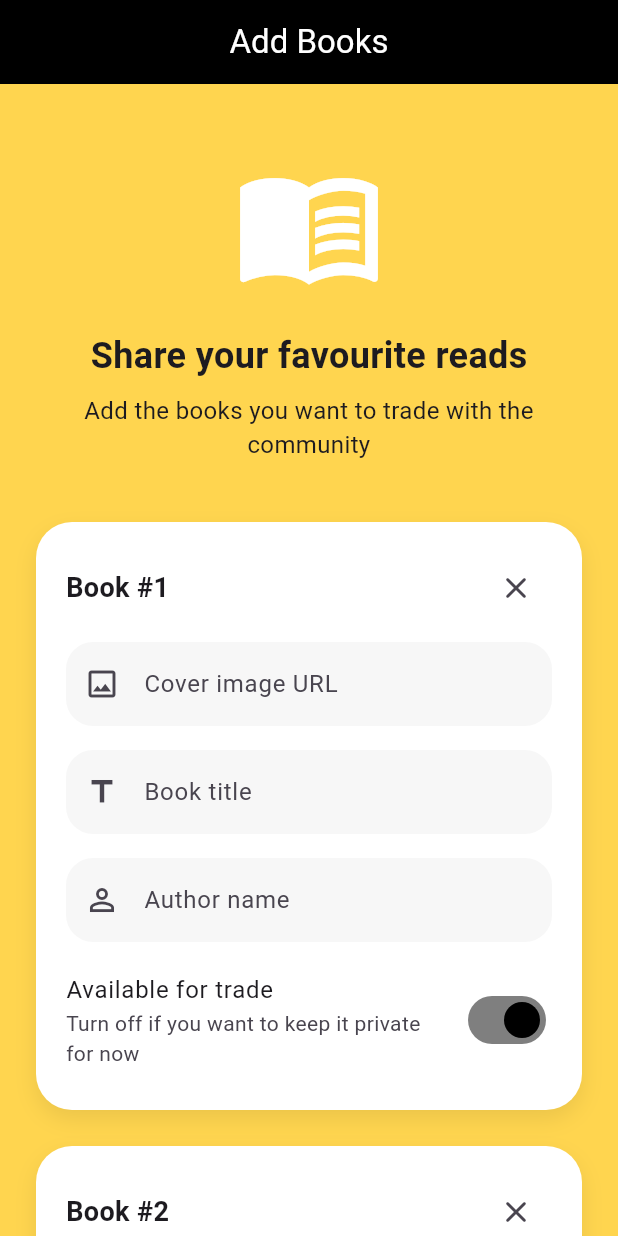
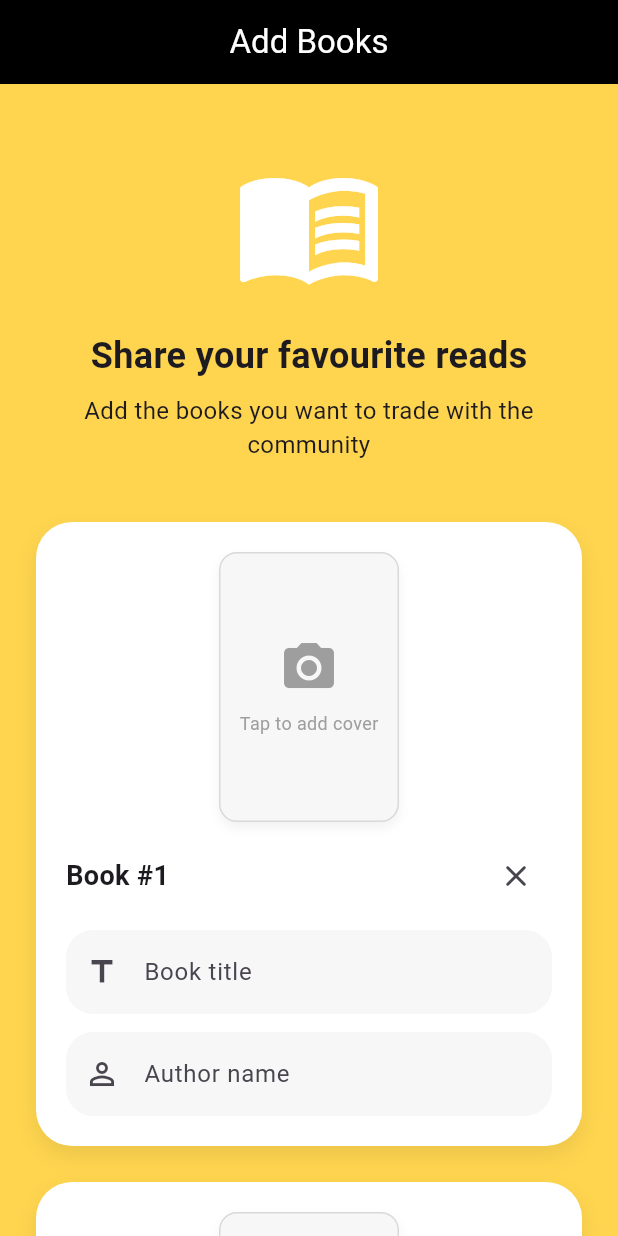
Before and after one commit to Serar13/bookLoop, a Flutter app: the AddBooksScreen screen opened by its route, after a tap on "Add another book", on a phone screen of 412 x 824 dp. Run offline on Flutter 3.47's test engine with Material 3 defaults, Android fonts, the phone set to English and light mode, and no system bars; our stand-ins replace equatable, firebase_auth, firebase_core, flutter_bloc, go_router, image_picker and 1 more; missing offline and left inert: google_mlkit_text_recognition; accounts and stored records are empty.

Commit message:
working on add books in app

```diff
--- a/lib/screens/add_books_screen.dart
+++ b/lib/screens/add_books_screen.dart
@@ -5,6 +5,9 @@ import 'package:firebase_auth/firebase_auth.dart';
 import 'package:flutter/material.dart';
 import 'package:flutter_bloc/flutter_bloc.dart';
 import 'package:go_router/go_router.dart';
+import 'dart:io';
+import 'package:image_picker/image_picker.dart';
+import 'package:google_mlkit_text_recognition/google_mlkit_text_recognition.dart';
 
 class AddBooksScreen extends StatefulWidget {
   const AddBooksScreen({super.key});
@@ -15,26 +18,24 @@ class AddBooksScreen extends StatefulWidget {
 
 class _BookEntryForm {
   _BookEntryForm()
-      : imageController = TextEditingController(),
-        titleController = TextEditingController(),
+      : titleController = TextEditingController(),
         authorController = TextEditingController();
 
-  final TextEditingController imageController;
   final TextEditingController titleController;
   final TextEditingController authorController;
-  bool availableForTrade = true;
+  File? imageFile;
 
   void dispose() {
-    imageController.dispose();
     titleController.dispose();
     authorController.dispose();
+    // No need to delete imageFile, just dereference.
   }
 
   void clear() {
-    imageController.clear();
     titleController.clear();
     authorController.clear();
-    availableForTrade = true;
+    // Optionally, also clear imageFile if needed.
+    // imageFile = null;
   }
 }
 
@@ -98,14 +99,11 @@ class _AddBooksScreenState extends State<AddBooksScreen> {
       for (final entry in _bookEntries) {
         final title = entry.titleController.text.trim();
         final author = entry.authorController.text.trim();
-        final imageUrl = entry.imageController.text.trim();
 
         await context.read<AuthenticationRepository>().addBook(
           uid: user.uid,
           title: title,
           author: author,
-          imageUrl: imageUrl.isEmpty ? null : imageUrl,
-          availableForTrade: entry.availableForTrade,
         );
       }
 
@@ -199,11 +197,6 @@ class _AddBooksScreenState extends State<AddBooksScreen> {
                   onRemove: _bookEntries.length > 1
                       ? () => _removeBookEntry(index)
                       : null,
-                  onAvailabilityChanged: (value) {
-                    setState(() {
-                      entry.availableForTrade = value;
-                    });
-                  },
                 ),
               );
             }),
@@ -250,18 +243,114 @@ class _AddBooksScreenState extends State<AddBooksScreen> {
   }
 }
 
-class _BookEntryCard extends StatelessWidget {
+class _BookEntryCard extends StatefulWidget {
   const _BookEntryCard({
     required this.entry,
     required this.index,
-    required this.onAvailabilityChanged,
     this.onRemove,
   });
 
   final _BookEntryForm entry;
   final int index;
   final VoidCallback? onRemove;
-  final ValueChanged<bool> onAvailabilityChanged;
+
+  @override
+  State<_BookEntryCard> createState() => _BookEntryCardState();
+}
+
+class _BookEntryCardState extends State<_BookEntryCard> {
+  final ImagePicker _picker = ImagePicker();
+
+  Future<void> _extractBookInfo(File imageFile) async {
+    try {
+      print('DEBUG: Starting OCR extraction for file: ${imageFile.path}');
+
+      final inputImage = InputImage.fromFile(imageFile);
+      final textRecognizer = TextRecognizer();
+      final RecognizedText recognizedText = await textRecognizer.processImage(inputImage);
+
+      print('DEBUG: OCR raw text:\n${recognizedText.text}');
+
+      final text = recognizedText.text;
+      final lines = text.split('\n').where((l) => l.trim().isNotEmpty).toList();
+
+      print('DEBUG: Lines detected: ${lines.length}');
+      for (var i = 0; i < lines.length; i++) {
+        print('DEBUG: Line $i => "${lines[i]}"');
+      }
+
+      if (lines.isNotEmpty) {
+        setState(() {
+          widget.entry.titleController.text = lines.first;
+          if (lines.length > 1) {
+            widget.entry.authorController.text = lines.last;
+          }
+        });
+        print('DEBUG: Assigned title="${widget.entry.titleController.text}", author="${widget.entry.authorController.text}"');
+      } else {
+        print('DEBUG: No text lines detected.');
+      }
+
+      await textRecognizer.close();
+      print('DEBUG: TextRecognizer closed.');
+    } catch (e, stack) {
+      print('ERROR: Exception during OCR extraction: $e');
+      print(stack);
+    }
+  }
+
+  Future<void> _pickImage() async {
+    print('DEBUG: Cover tapped');
+    showModalBottomSheet(
+      context: context,
+      shape: const RoundedRectangleBorder(
+        borderRadius: BorderRadius.vertical(top: Radius.circular(20)),
+      ),
+      builder: (context) {
+        return SafeArea(
+          child: Column(
+            mainAxisSize: MainAxisSize.min,
+            children: [
+              ListTile(
+                leading: const Icon(Icons.camera_alt),
+                title: const Text('Take a photo'),
+                onTap: () async {
+                  final picked = await _picker.pickImage(source: ImageSource.camera);
+                  if (picked != null) {
+                    print('DEBUG: Camera image picked: ${picked.path}');
+                    setState(() {
+                      widget.entry.imageFile = File(picked.path);
+                    });
+                    print('DEBUG: Calling _extractBookInfo...');
+                    await _extractBookInfo(File(picked.path));
+                  }
+                  if (mounted) {
+                    Future.microtask(() => Navigator.pop(context));
+                  }
+                },
+              ),
+              ListTile(
+                leading: const Icon(Icons.photo_library),
+                title: const Text('Choose from gallery'),
+                onTap: () async {
+                  final picked = await _picker.pickImage(source: ImageSource.gallery);
+                  if (picked != null) {
+                    print('DEBUG: Gallery image picked: ${picked.path}');
+                    setState(() {
+                      widget.entry.imageFile = File(picked.path);
+                    });
+                    print('DEBUG: Calling _extractBookInfo...');
+                    await _extractBookInfo(File(picked.path));
+                  }
+                  if (mounted) Navigator.pop(context);
+                },
+              ),
+            ],
+          ),
+        );
+      },
+    );
+  }
 
   @override
   Widget build(BuildContext context) {
@@ -279,21 +368,68 @@ class _BookEntryCard extends StatelessWidget {
       ),
       padding: const EdgeInsets.all(20),
       child: Column(
-        crossAxisAlignment: CrossAxisAlignment.start,
+        crossAxisAlignment: CrossAxisAlignment.center,
         children: [
+          InkWell(
+            onTap: _pickImage,
+            borderRadius: BorderRadius.circular(12),
+            child: Container(
+              width: 120,
+              height: 180,
+              decoration: BoxDecoration(
+                color: const Color(0xFFF7F7F7),
+                borderRadius: BorderRadius.circular(12),
+                border: Border.all(color: Colors.black12),
+                boxShadow: [
+                  BoxShadow(
+                    color: Colors.black.withOpacity(0.05),
+                    blurRadius: 6,
+                    offset: const Offset(0, 4),
+                  ),
+                ],
+              ),
+              child: widget.entry.imageFile != null
+                  ? ClipRRect(
+                      borderRadius: BorderRadius.circular(12),
+                      child: Image.file(
+                        widget.entry.imageFile!,
+                        width: 120,
+                        height: 180,
+                        fit: BoxFit.cover,
+                      ),
+                    )
+                  : const Center(
+                      child: Column(
+                        mainAxisSize: MainAxisSize.min,
+                        children: [
+                          Icon(Icons.camera_alt, size: 40, color: Colors.grey),
+                          SizedBox(height: 8),
+                          Text(
+                            'Tap to add cover',
+                            style: TextStyle(
+                              color: Colors.grey,
+                              fontSize: 12,
+                            ),
+                          ),
+                        ],
+                      ),
+                    ),
+            ),
+          ),
+          const SizedBox(height: 12),
           Row(
             children: [
               Text(
-                'Book #${index + 1}',
+                'Book #${widget.index + 1}',
                 style: const TextStyle(
                   fontSize: 18,
                   fontWeight: FontWeight.w600,
                 ),
               ),
               const Spacer(),
-              if (onRemove != null)
+              if (widget.onRemove != null)
                 IconButton(
-                  onPressed: onRemove,
+                  onPressed: widget.onRemove,
                   icon: const Icon(Icons.close_rounded),
                   tooltip: 'Remove book',
                 ),
@@ -301,33 +437,17 @@ class _BookEntryCard extends StatelessWidget {
           ),
           const SizedBox(height: 12),
           _StyledTextField(
-            controller: entry.imageController,
-            hintText: 'Cover image URL',
-            prefixIcon: Icons.image_outlined,
-            textInputAction: TextInputAction.next,
-          ),
-          const SizedBox(height: 16),
-          _StyledTextField(
-            controller: entry.titleController,
+            controller: widget.entry.titleController,
             hintText: 'Book title',
             prefixIcon: Icons.title,
             textInputAction: TextInputAction.next,
           ),
-          const SizedBox(height: 16),
+          const SizedBox(height: 12),
           _StyledTextField(
-            controller: entry.authorController,
+            controller: widget.entry.authorController,
             hintText: 'Author name',
             prefixIcon: Icons.person_outline,
             textInputAction: TextInputAction.done,
-          ),
-          const SizedBox(height: 12),
-          SwitchListTile.adaptive(
-            value: entry.availableForTrade,
-            activeColor: Colors.black,
-            contentPadding: EdgeInsets.zero,
-            title: const Text('Available for trade'),
-            subtitle: const Text('Turn off if you want to keep it private for now'),
-            onChanged: onAvailabilityChanged,
           ),
         ],
       ),
--- a/lib/screens/home_screen.dart
+++ b/lib/screens/home_screen.dart
@@ -50,6 +50,18 @@ class _HomeScreenState extends State<HomeScreen> {
           style: TextStyle(fontSize: 18, color: Colors.white),
         ),
       ),
+      floatingActionButton: FloatingActionButton.extended(
+        backgroundColor: Colors.black,
+        icon: const Icon(Icons.add, color: Colors.white),
+        label: const Text(
+          'Add Book',
+          style: TextStyle(color: Colors.white, fontWeight: FontWeight.bold),
+        ),
+        onPressed: () {
+          GoRouter.of(context).go(addBooksPath); // Navighează spre Add Books
+        },
+      ),
+      floatingActionButtonLocation: FloatingActionButtonLocation.centerFloat,
     );
   }
 }
--- a/pubspec.yaml
+++ b/pubspec.yaml
@@ -40,6 +40,7 @@ dependencies:
   uuid: ^4.3.3
   permission_handler: ^11.3.0
   supabase_flutter: ^2.10.3
+  google_mlkit_text_recognition: ^0.11.0
 
 
   # The following adds the Cupertino Icons font to your application.
```
Also changed, not shown: lib/screens/register.dart (+25 -7 lines), pubspec.lock, 1 other file.
